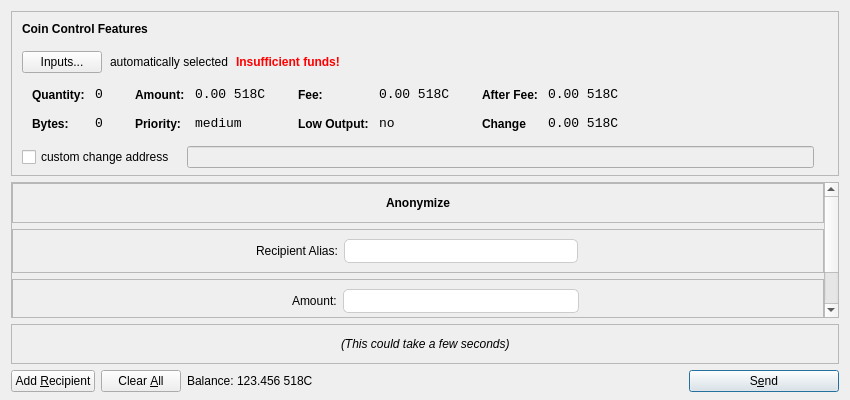
Old version of the form src/qt/forms/sendcoinsdialog.ui in the repository 518coin/518coin.
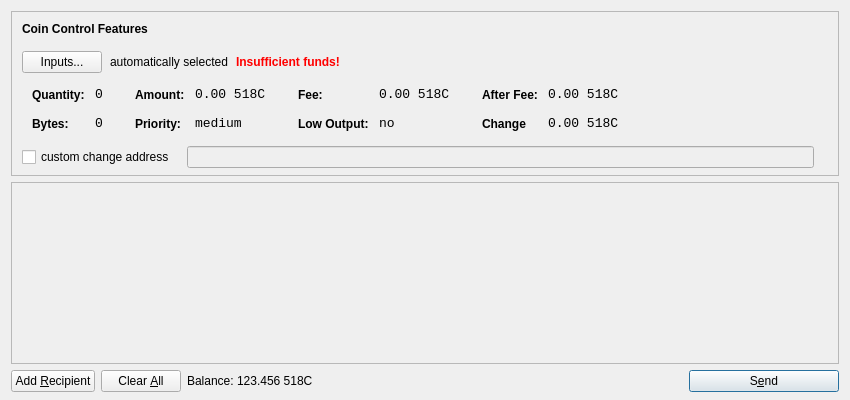
New version of the form. Icons and pictures are not drawn. Custom widgets are drawn as their Qt base class.

Diff of the .ui file:
```diff
--- a/src/qt/forms/sendcoinsdialog.ui
+++ b/src/qt/forms/sendcoinsdialog.ui
@@ -13,7 +13,7 @@
   <property name="windowTitle">
    <string>Send Coins</string>
   </property>
-  <layout class="QVBoxLayout" name="verticalLayout" stretch="0,1,0,0">
+  <layout class="QVBoxLayout" name="verticalLayout" stretch="0,1,0">
    <property name="bottomMargin">
     <number>8</number>
    </property>
@@ -633,9 +633,9 @@
       <property name="geometry">
        <rect>
         <x>0</x>
-        <y>-53</y>
-        <width>813</width>
-        <height>206</height>
+        <y>0</y>
+        <width>830</width>
+        <height>165</height>
        </rect>
       </property>
       <layout class="QVBoxLayout" name="verticalLayout_2">
@@ -658,260 +658,6 @@
          </property>
         </layout>
        </item>
-       <item>
-        <layout class="QVBoxLayout" name="verticalLayout_3">
-         <item>
-          <widget class="QFrame" name="frame">
-           <property name="frameShape">
-            <enum>QFrame::StyledPanel</enum>
-           </property>
-           <property name="frameShadow">
-            <enum>QFrame::Raised</enum>
-           </property>
-           <layout class="QHBoxLayout" name="horizontalLayout_5">
-            <item>
-             <spacer name="horizontalSpacer_2">
-              <property name="orientation">
-               <enum>Qt::Horizontal</enum>
-              </property>
-              <property name="sizeHint" stdset="0">
-               <size>
-                <width>40</width>
-                <height>20</height>
-               </size>
-              </property>
-             </spacer>
-            </item>
-            <item>
-             <widget class="QLabel" name="label_2">
-              <property name="font">
-               <font>
-                <weight>75</weight>
-                <bold>true</bold>
-               </font>
-              </property>
-              <property name="text">
-               <string>Anonymize</string>
-              </property>
-             </widget>
-            </item>
-            <item>
-             <spacer name="horizontalSpacer_3">
-              <property name="orientation">
-               <enum>Qt::Horizontal</enum>
-              </property>
-              <property name="sizeHint" stdset="0">
-               <size>
-                <width>40</width>
-                <height>20</height>
-               </size>
-              </property>
-             </spacer>
-            </item>
-           </layout>
-          </widget>
-         </item>
-         <item>
-          <widget class="QFrame" name="frame_2">
-           <property name="frameShape">
-            <enum>QFrame::StyledPanel</enum>
-           </property>
-           <property name="frameShadow">
-            <enum>QFrame::Raised</enum>
-           </property>
-           <layout class="QHBoxLayout" name="horizontalLayout_6">
-            <item>
-             <spacer name="horizontalSpacer_5">
-              <property name="orientation">
-               <enum>Qt::Horizontal</enum>
-              </property>
-              <property name="sizeHint" stdset="0">
-               <size>
-                <width>40</width>
-                <height>20</height>
-               </size>
-              </property>
-             </spacer>
-            </item>
-            <item>
-             <widget class="QLabel" name="label_3">
-              <property name="text">
-               <string>Recipient Alias:</string>
-              </property>
-             </widget>
-            </item>
-            <item>
-             <widget class="QLineEdit" name="lineEditAlias">
-              <property name="styleSheet">
-               <string notr="true">border:1px solid #ccc;
-border-radius:5px;
-padding:3px</string>
-              </property>
-             </widget>
-            </item>
-            <item>
-             <spacer name="horizontalSpacer_4">
-              <property name="orientation">
-               <enum>Qt::Horizontal</enum>
-              </property>
-              <property name="sizeHint" stdset="0">
-               <size>
-                <width>236</width>
-                <height>20</height>
-               </size>
-              </property>
-             </spacer>
-            </item>
-           </layout>
-          </widget>
-         </item>
-        </layout>
-       </item>
-       <item>
-        <widget class="QFrame" name="frame_3">
-         <property name="frameShape">
-          <enum>QFrame::StyledPanel</enum>
-         </property>
-         <property name="frameShadow">
-          <enum>QFrame::Raised</enum>
-         </property>
-         <layout class="QHBoxLayout" name="horizontalLayout_7">
-          <item>
-           <spacer name="horizontalSpacer_6">
-            <property name="orientation">
-             <enum>Qt::Horizontal</enum>
-            </property>
-            <property name="sizeHint" stdset="0">
-             <size>
-              <width>40</width>
-              <height>20</height>
-             </size>
-            </property>
-           </spacer>
-          </item>
-          <item>
-           <spacer name="horizontalSpacer_12">
-            <property name="orientation">
-             <enum>Qt::Horizontal</enum>
-            </property>
-            <property name="sizeType">
-             <enum>QSizePolicy::Fixed</enum>
-            </property>
-            <property name="sizeHint" stdset="0">
-             <size>
-              <width>35</width>
-              <height>20</height>
-             </size>
-            </property>
-           </spacer>
-          </item>
-          <item>
-           <widget class="QLabel" name="label_4">
-            <property name="text">
-             <string>Amount:</string>
-            </property>
-           </widget>
-          </item>
-          <item>
-           <widget class="BitcoinAmountField" name="anonymityAmount">
-            <property name="maximumSize">
-             <size>
-              <width>16777215</width>
-              <height>16777215</height>
-             </size>
-            </property>
-            <property name="styleSheet">
-             <string notr="true">border:1px solid #ccc;
-border-radius:5px;
-padding:3px</string>
-            </property>
-           </widget>
-          </item>
-          <item>
-           <spacer name="horizontalSpacer_7">
-            <property name="orientation">
-             <enum>Qt::Horizontal</enum>
-            </property>
-            <property name="sizeHint" stdset="0">
-             <size>
-              <width>40</width>
-              <height>20</height>
-             </size>
-            </property>
-           </spacer>
-          </item>
-         </layout>
-        </widget>
-       </item>
-       <item>
-        <widget class="QFrame" name="frame_4">
-         <property name="frameShape">
-          <enum>QFrame::StyledPanel</enum>
-         </property>
-         <property name="frameShadow">
-          <enum>QFrame::Raised</enum>
-         </property>
-         <layout class="QHBoxLayout" name="horizontalLayout_4">
-          <item>
-           <spacer name="horizontalSpacer_8">
-            <property name="orientation">
-             <enum>Qt::Horizontal</enum>
-            </property>
-            <property name="sizeHint" stdset="0">
-             <size>
-              <width>40</width>
-              <height>20</height>
-             </size>
-            </property>
-           </spacer>
-          </item>
-          <item>
-           <spacer name="horizontalSpacer_13">
-            <property name="orientation">
-             <enum>Qt::Horizontal</enum>
-            </property>
-            <property name="sizeType">
-             <enum>QSizePolicy::Fixed</enum>
-            </property>
-            <property name="sizeHint" stdset="0">
-             <size>
-              <width>50</width>
-              <height>20</height>
-             </size>
-            </property>
-           </spacer>
-          </item>
-          <item>
-           <widget class="QPushButton" name="pushButtonAnonymity">
-            <property name="styleSheet">
-             <string notr="true">color:#ffffff;
-background:qlineargradient(spread:pad, x1:0, y1:0, x2:1, y2:0, stop:0 rgb(0, 0,0), stop:1 rgb(0, 0, 0));</string>
-            </property>
-            <property name="text">
-             <string>Anonymous Send</string>
-            </property>
-            <property name="icon">
-             <iconset resource="../bitcoin.qrc">
-              <normaloff>:/icons/send</normaloff>:/icons/send</iconset>
-            </property>
-           </widget>
-          </item>
-          <item>
-           <spacer name="horizontalSpacer_9">
-            <property name="orientation">
-             <enum>Qt::Horizontal</enum>
-            </property>
-            <property name="sizeHint" stdset="0">
-             <size>
-              <width>40</width>
-              <height>20</height>
-             </size>
-            </property>
-           </spacer>
-          </item>
-         </layout>
-        </widget>
-       </item>
        <item>
         <spacer name="verticalSpacer">
          <property name="orientation">
@@ -929,56 +675,6 @@
      </widget>
     </widget>
    </item>
-   <item>
-    <widget class="QFrame" name="frame_5">
-     <property name="frameShape">
-      <enum>QFrame::StyledPanel</enum>
-     </property>
-     <property name="frameShadow">
-      <enum>QFrame::Raised</enum>
-     </property>
-     <layout class="QHBoxLayout" name="horizontalLayout_8">
-      <item>
-       <spacer name="horizontalSpacer_10">
-        <property name="orientation">
-         <enum>Qt::Horizontal</enum>
-        </property>
-        <property name="sizeHint" stdset="0">
-         <size>
-          <width>40</width>
-          <height>20</height>
-         </size>
-        </property>
-       </spacer>
-      </item>
-      <item>
-       <widget class="QLabel" name="labelLoadingText">
-        <property name="font">
-         <font>
-          <italic>true</italic>
-         </font>
-        </property>
-        <property name="text">
-         <string>(This could take a few seconds)</string>
-        </property>
-       </widget>
-      </item>
-      <item>
-       <spacer name="horizontalSpacer_11">
-        <property name="orientation">
-         <enum>Qt::Horizontal</enum>
-        </property>
-        <property name="sizeHint" stdset="0">
-         <size>
-          <width>40</width>
-          <height>20</height>
-         </size>
-        </property>
-       </spacer>
-      </item>
-     </layout>
-    </widget>
-   </item>
    <item>
     <layout class="QHBoxLayout" name="horizontalLayout">
      <item>
@@ -1103,14 +799,6 @@
    </item>
   </layout>
  </widget>
- <customwidgets>
-  <customwidget>
-   <class>BitcoinAmountField</class>
-   <extends>QLineEdit</extends>
-   <header>bitcoinamountfield.h</header>
-   <container>1</container>
-  </customwidget>
- </customwidgets>
  <resources>
   <include location="../bitcoin.qrc"/>
  </resources>
```
Left out of the diff: 24 changed lines with no effect on the pictures.
